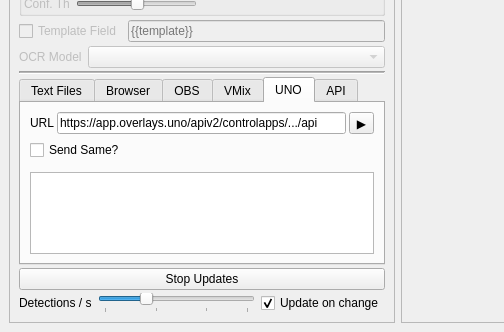
Before: the Qt Designer form src/mainwindow.ui in locaal-ai/scoresight, drawn with Qt 5; both pictures show x 0 to 504 and y 398 to 730 of the 1038 by 730 pixel window.
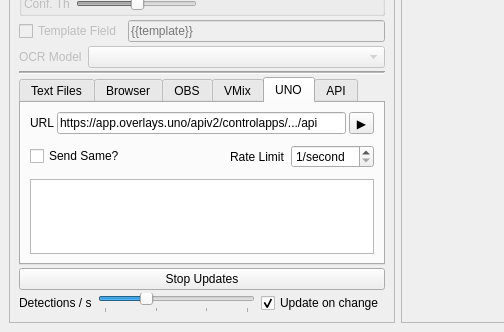
After: the same form once the commit is applied. The open tabs and pages were chosen to show the change.

```diff
--- a/src/mainwindow.ui
+++ b/src/mainwindow.ui
@@ -1481,16 +1481,6 @@
                </layout>
               </widget>
              </item>
-             <item>
-              <widget class="QCheckBox" name="checkBox_uno_send_same">
-               <property name="toolTip">
-                <string>Send only new detections or also existing?</string>
-               </property>
-               <property name="text">
-                <string>Send Same?</string>
-               </property>
-              </widget>
-             </item>
              <item>
               <widget class="QWidget" name="widget_26" native="true">
                <property name="minimumSize">
@@ -1504,14 +1494,53 @@
                  <number>0</number>
                 </property>
                 <property name="topMargin">
-                 <number>0</number>
+                 <number>5</number>
                 </property>
                 <property name="rightMargin">
                  <number>0</number>
                 </property>
                 <property name="bottomMargin">
-                 <number>0</number>
+                 <number>5</number>
                 </property>
+                <item>
+                 <widget class="QCheckBox" name="checkBox_uno_send_same">
+                  <property name="toolTip">
+                   <string>Send only new detections or also existing?</string>
+                  </property>
+                  <property name="text">
+                   <string>Send Same?</string>
+                  </property>
+                 </widget>
+                </item>
+                <item>
+                 <widget class="QLabel" name="label_23">
+                  <property name="sizePolicy">
+                   <sizepolicy hsizetype="Fixed" vsizetype="Preferred">
+                    <horstretch>0</horstretch>
+                    <verstretch>0</verstretch>
+                   </sizepolicy>
+                  </property>
+                  <property name="text">
+                   <string>Rate Limit</string>
+                  </property>
+                 </widget>
+                </item>
+                <item>
+                 <widget class="QSpinBox" name="spinBox">
+                  <property name="sizePolicy">
+                   <sizepolicy hsizetype="Fixed" vsizetype="Fixed">
+                    <horstretch>0</horstretch>
+                    <verstretch>0</verstretch>
+                   </sizepolicy>
+                  </property>
+                  <property name="suffix">
+                   <string>/second</string>
+                  </property>
+                  <property name="minimum">
+                   <number>1</number>
+                  </property>
+                 </widget>
+                </item>
                </layout>
               </widget>
              </item>
```
Left out of the diff: 2 changed lines with no effect on the pictures.
